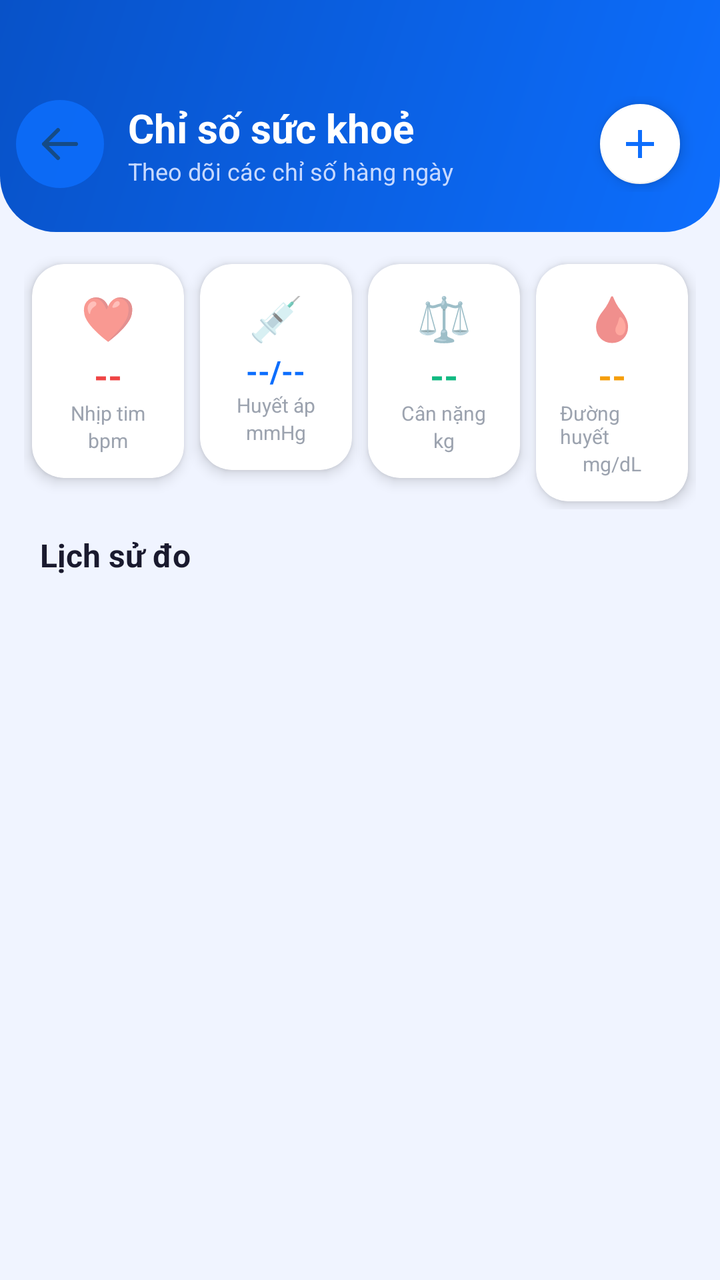
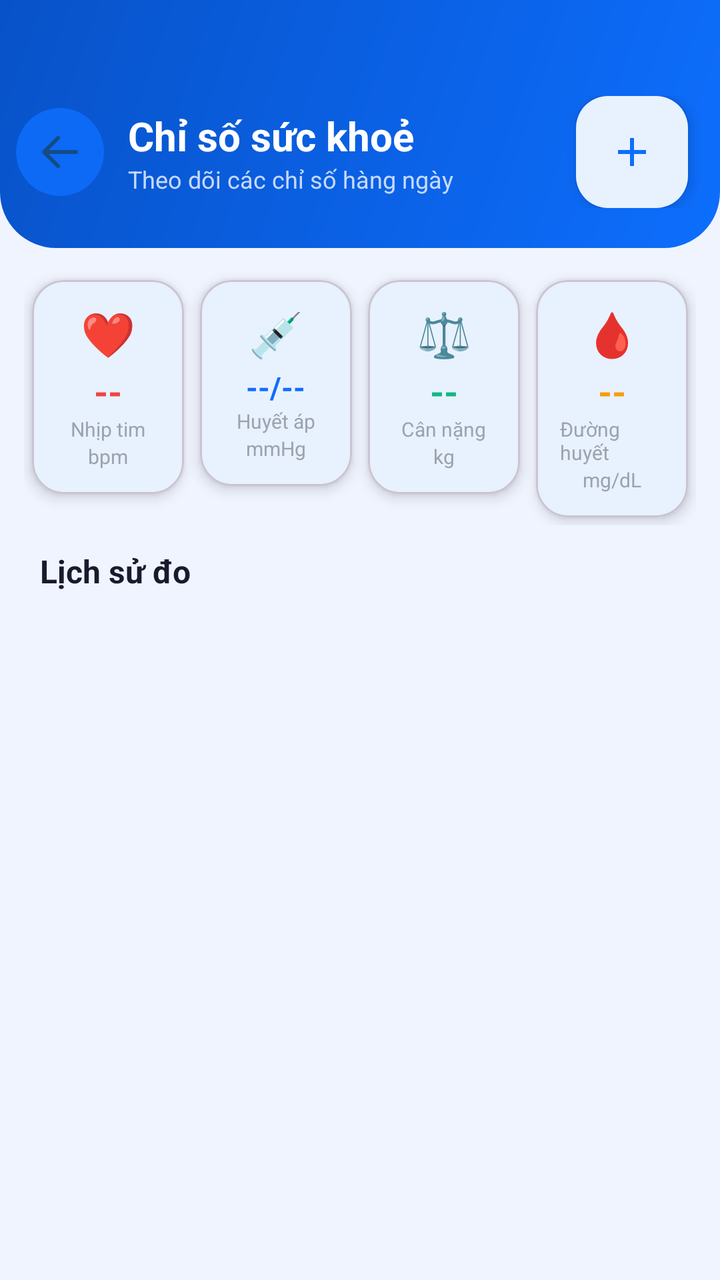

Two renders of the same Android screen: before a commit and after it. Below are the layout's source before the change and the commit's diff.
<!-- AndroidManifest.xml: application theme Theme.UniCare -->
<!-- res/layout/activity_health_vitals.xml -->
<?xml version="1.0" encoding="utf-8"?>
<LinearLayout xmlns:android="http://schemas.android.com/apk/res/android"
    xmlns:app="http://schemas.android.com/apk/res-auto"
    android:layout_width="match_parent"
    android:layout_height="match_parent"
    android:background="#F0F4FF"
    android:orientation="vertical">

    
    <LinearLayout
        android:layout_width="match_parent"
        android:layout_height="wrap_content"
        android:background="@drawable/gradient_header"
        android:paddingTop="48dp"
        android:paddingBottom="20dp"
        android:paddingHorizontal="8dp"
        android:gravity="center_vertical"
        android:orientation="horizontal">

        <ImageButton
            android:id="@+id/btnBack"
            android:layout_width="44dp"
            android:layout_height="44dp"
            android:background="@drawable/bg_icon_circle_blue"
            android:src="@drawable/ic_arrow_back"
            android:contentDescription="Quay lại"
            android:padding="10dp"
            android:alpha="0.85"/>

        <LinearLayout
            android:layout_width="0dp"
            android:layout_height="wrap_content"
            android:layout_weight="1"
            android:layout_marginStart="12dp"
            android:orientation="vertical">

            <TextView
                android:layout_width="wrap_content"
                android:layout_height="wrap_content"
                android:text="Chỉ số sức khoẻ"
                android:textColor="#FFFFFF"
                android:textSize="20sp"
                android:textStyle="bold"/>

            <TextView
                android:layout_width="wrap_content"
                android:layout_height="wrap_content"
                android:text="Theo dõi các chỉ số hàng ngày"
                android:textColor="#C7D9FF"
                android:textSize="12sp"/>
        </LinearLayout>

        <com.google.android.material.floatingactionbutton.FloatingActionButton
            android:id="@+id/fabAdd"
            android:layout_width="wrap_content"
            android:layout_height="wrap_content"
            android:layout_marginEnd="8dp"
            android:src="@drawable/ic_add"
            android:contentDescription="Thêm chỉ số"
            app:backgroundTint="#FFFFFF"
            app:tint="#0D6EFD"
            app:fabSize="mini"
            app:elevation="4dp"/>
    </LinearLayout>

    
    <LinearLayout
        android:layout_width="match_parent"
        android:layout_height="wrap_content"
        android:orientation="horizontal"
        android:paddingHorizontal="12dp"
        android:paddingTop="12dp"
        android:paddingBottom="4dp">

        
        <androidx.cardview.widget.CardView
            android:layout_width="0dp"
            android:layout_height="wrap_content"
            android:layout_weight="1"
            android:layout_margin="4dp"
            app:cardCornerRadius="16dp"
            app:cardElevation="4dp"
            app:cardBackgroundColor="#FFFFFF">
            <LinearLayout
                android:layout_width="match_parent"
                android:layout_height="wrap_content"
                android:gravity="center"
                android:orientation="vertical"
                android:padding="12dp">
                <TextView android:layout_width="wrap_content" android:layout_height="wrap_content" android:text="❤️" android:textSize="22sp"/>
                <TextView android:id="@+id/txtHeartRate" android:layout_width="wrap_content" android:layout_height="wrap_content" android:text="--" android:textColor="#EF4444" android:textSize="18sp" android:textStyle="bold" android:layout_marginTop="2dp"/>
                <TextView android:layout_width="wrap_content" android:layout_height="wrap_content" android:text="Nhịp tim" android:textColor="#9CA3AF" android:textSize="10sp"/>
                <TextView android:layout_width="wrap_content" android:layout_height="wrap_content" android:text="bpm" android:textColor="#9CA3AF" android:textSize="10sp"/>
            </LinearLayout>
        </androidx.cardview.widget.CardView>

        
        <androidx.cardview.widget.CardView
            android:layout_width="0dp"
            android:layout_height="wrap_content"
            android:layout_weight="1"
            android:layout_margin="4dp"
            app:cardCornerRadius="16dp"
            app:cardElevation="4dp"
            app:cardBackgroundColor="#FFFFFF">
            <LinearLayout
                android:layout_width="match_parent"
                android:layout_height="wrap_content"
                android:gravity="center"
                android:orientation="vertical"
                android:padding="12dp">
                <TextView android:layout_width="wrap_content" android:layout_height="wrap_content" android:text="💉" android:textSize="22sp"/>
                <TextView android:id="@+id/txtBloodPressure" android:layout_width="wrap_content" android:layout_height="wrap_content" android:text="--/--" android:textColor="#0D6EFD" android:textSize="15sp" android:textStyle="bold" android:layout_marginTop="2dp"/>
                <TextView android:layout_width="wrap_content" android:layout_height="wrap_content" android:text="Huyết áp" android:textColor="#9CA3AF" android:textSize="10sp"/>
                <TextView android:layout_width="wrap_content" android:layout_height="wrap_content" android:text="mmHg" android:textColor="#9CA3AF" android:textSize="10sp"/>
            </LinearLayout>
        </androidx.cardview.widget.CardView>

        
        <androidx.cardview.widget.CardView
            android:layout_width="0dp"
            android:layout_height="wrap_content"
            android:layout_weight="1"
            android:layout_margin="4dp"
            app:cardCornerRadius="16dp"
            app:cardElevation="4dp"
            app:cardBackgroundColor="#FFFFFF">
            <LinearLayout
                android:layout_width="match_parent"
                android:layout_height="wrap_content"
                android:gravity="center"
                android:orientation="vertical"
                android:padding="12dp">
                <TextView android:layout_width="wrap_content" android:layout_height="wrap_content" android:text="⚖️" android:textSize="22sp"/>
                <TextView android:id="@+id/txtWeight" android:layout_width="wrap_content" android:layout_height="wrap_content" android:text="--" android:textColor="#10B981" android:textSize="18sp" android:textStyle="bold" android:layout_marginTop="2dp"/>
                <TextView android:layout_width="wrap_content" android:layout_height="wrap_content" android:text="Cân nặng" android:textColor="#9CA3AF" android:textSize="10sp"/>
                <TextView android:layout_width="wrap_content" android:layout_height="wrap_content" android:text="kg" android:textColor="#9CA3AF" android:textSize="10sp"/>
            </LinearLayout>
        </androidx.cardview.widget.CardView>

        
        <androidx.cardview.widget.CardView
            android:layout_width="0dp"
            android:layout_height="wrap_content"
            android:layout_weight="1"
            android:layout_margin="4dp"
            app:cardCornerRadius="16dp"
            app:cardElevation="4dp"
            app:cardBackgroundColor="#FFFFFF">
            <LinearLayout
                android:layout_width="match_parent"
                android:layout_height="wrap_content"
                android:gravity="center"
                android:orientation="vertical"
                android:padding="12dp">
                <TextView android:layout_width="wrap_content" android:layout_height="wrap_content" android:text="🩸" android:textSize="22sp"/>
                <TextView android:id="@+id/txtGlucose" android:layout_width="wrap_content" android:layout_height="wrap_content" android:text="--" android:textColor="#F59E0B" android:textSize="18sp" android:textStyle="bold" android:layout_marginTop="2dp"/>
                <TextView android:layout_width="wrap_content" android:layout_height="wrap_content" android:text="Đường huyết" android:textColor="#9CA3AF" android:textSize="10sp"/>
                <TextView android:layout_width="wrap_content" android:layout_height="wrap_content" android:text="mg/dL" android:textColor="#9CA3AF" android:textSize="10sp"/>
            </LinearLayout>
        </androidx.cardview.widget.CardView>
    </LinearLayout>

    
    <LinearLayout
        android:layout_width="match_parent"
        android:layout_height="wrap_content"
        android:paddingHorizontal="20dp"
        android:paddingTop="8dp"
        android:paddingBottom="4dp"
        android:gravity="center_vertical"
        android:orientation="horizontal">
        <TextView
            android:layout_width="0dp"
            android:layout_height="wrap_content"
            android:layout_weight="1"
            android:text="Lịch sử đo"
            android:textColor="#1A1A2E"
            android:textSize="16sp"
            android:textStyle="bold"/>
    </LinearLayout>

    <TextView
        android:id="@+id/txtEmpty"
        android:layout_width="match_parent"
        android:layout_height="wrap_content"
        android:text="Chưa có dữ liệu. Nhấn + để thêm chỉ số."
        android:textColor="#9CA3AF"
        android:textSize="14sp"
        android:gravity="center"
        android:padding="24dp"
        android:visibility="gone"/>

    <androidx.recyclerview.widget.RecyclerView
        android:id="@+id/recycler"
        android:layout_width="match_parent"
        android:layout_height="0dp"
        android:layout_weight="1"
        android:paddingBottom="80dp"
        android:clipToPadding="false"/>
</LinearLayout>
<!-- resources referenced by this layout -->
<resources>
  <!-- drawable bg_icon_circle_blue (drawable) -->
  <?xml version="1.0" encoding="utf-8"?>
  <shape xmlns:android="http://schemas.android.com/apk/res/android">
      <solid android:color="#0D6EFD"/>
      <corners android:radius="100dp"/>
  </shape>
  <!-- drawable gradient_header (drawable) -->
  <?xml version="1.0" encoding="utf-8"?>
  <shape xmlns:android="http://schemas.android.com/apk/res/android">
      <gradient
          android:startColor="#0D6EFD"
          android:endColor="#0852C8"
          android:angle="135"
          android:type="linear"/>
      <corners
          android:bottomLeftRadius="28dp"
          android:bottomRightRadius="28dp"/>
  </shape>
  <!-- drawable ic_add (drawable) -->
  <?xml version="1.0" encoding="utf-8"?>
  <vector xmlns:android="http://schemas.android.com/apk/res/android"
      android:width="24dp"
      android:height="24dp"
      android:viewportWidth="24"
      android:viewportHeight="24">
      <path
          android:fillColor="@android:color/white"
          android:pathData="M19,13h-6v6h-2v-6H5v-2h6V5h2v6h6v2z"/>
  </vector>
  <!-- drawable ic_arrow_back (drawable) -->
  <?xml version="1.0" encoding="utf-8"?>
  <vector xmlns:android="http://schemas.android.com/apk/res/android"
      android:width="24dp"
      android:height="24dp"
      android:viewportWidth="24"
      android:viewportHeight="24">
      <path
          android:fillColor="@android:color/transparent"
          android:strokeColor="#184A79"
          android:strokeWidth="2"
          android:strokeLineCap="round"
          android:strokeLineJoin="round"
          android:pathData="M20,12 L4,12 M4,12 L11,5 M4,12 L11,19" />
  </vector>
  <style name="Theme.UniCare" parent="Theme.MaterialComponents.DayNight.NoActionBar">
          
          <item name="colorPrimary">#0D6EFD</item>
          <item name="colorPrimaryVariant">#0852C8</item>
          <item name="colorOnPrimary">#FFFFFF</item>
          
          <item name="colorSecondary">#00C4A7</item>
          <item name="colorSecondaryVariant">#00A089</item>
          <item name="colorOnSecondary">#FFFFFF</item>
          
          <item name="colorSurface">#FFFFFF</item>
          <item name="colorOnSurface">#1A1A2E</item>
          
          <item name="android:colorBackground">#F0F4FF</item>
          
          <item name="android:statusBarColor">#0852C8</item>
          <item name="android:windowLightStatusBar">false</item>
          <item name="android:navigationBarColor">#FFFFFF</item>
          <item name="android:windowLightNavigationBar">true</item>
          
          <item name="materialButtonStyle">@style/Widget.UniCare.Button</item>
          <item name="textInputStyle">@style/Widget.UniCare.TextInputLayout</item>
      </style>
  <style name="Widget.UniCare.Button" parent="Widget.MaterialComponents.Button">
          <item name="android:paddingTop">14dp</item>
          <item name="android:paddingBottom">14dp</item>
          <item name="android:textSize">16sp</item>
          <item name="android:letterSpacing">0.02</item>
          <item name="android:textAllCaps">false</item>
          <item name="cornerRadius">14dp</item>
          <item name="backgroundTint">#0D6EFD</item>
          <item name="elevation">2dp</item>
      </style>
  <style name="Widget.UniCare.TextInputLayout" parent="Widget.MaterialComponents.TextInputLayout.OutlinedBox">
          <item name="boxCornerRadiusBottomEnd">12dp</item>
          <item name="boxCornerRadiusBottomStart">12dp</item>
          <item name="boxCornerRadiusTopEnd">12dp</item>
          <item name="boxCornerRadiusTopStart">12dp</item>
          <item name="boxStrokeColor">#CBD5F5</item>
          <item name="hintTextColor">#6B7280</item>
      </style>
</resources>

<!-- the commit's change to res/layout/activity_health_vitals.xml (unified diff, before → after) -->
@@ -1,201 +1,71 @@
-<?xml version="1.0" encoding="utf-8"?>
-<LinearLayout xmlns:android="http://schemas.android.com/apk/res/android"
-    xmlns:app="http://schemas.android.com/apk/res-auto"
-    android:layout_width="match_parent"
-    android:layout_height="match_parent"
-    android:background="#F0F4FF"
-    android:orientation="vertical">
+<?xml version='1.0' encoding='utf-8'?>
+<androidx.constraintlayout.widget.ConstraintLayout xmlns:android="http://schemas.android.com/apk/res/android" xmlns:app="http://schemas.android.com/apk/res-auto" android:layout_width="match_parent" android:layout_height="match_parent" android:background="#F0F4FF" android:id="@+id/main">
 
     
-    <LinearLayout
-        android:layout_width="match_parent"
-        android:layout_height="wrap_content"
-        android:background="@drawable/gradient_header"
-        android:paddingTop="48dp"
-        android:paddingBottom="20dp"
-        android:paddingHorizontal="8dp"
-        android:gravity="center_vertical"
-        android:orientation="horizontal">
+    <LinearLayout android:layout_width="0dp" android:layout_height="wrap_content" android:background="@drawable/gradient_header" android:paddingTop="48dp" android:paddingBottom="20dp" android:paddingHorizontal="8dp" android:gravity="center_vertical" android:orientation="horizontal" android:id="@+id/sectionLayout1" app:layout_constraintStart_toStartOf="parent" app:layout_constraintEnd_toEndOf="parent" app:layout_constraintTop_toTopOf="parent">
 
-        <ImageButton
-            android:id="@+id/btnBack"
-            android:layout_width="44dp"
-            android:layout_height="44dp"
-            android:background="@drawable/bg_icon_circle_blue"
-            android:src="@drawable/ic_arrow_back"
-            android:contentDescription="Quay lại"
-            android:padding="10dp"
-            android:alpha="0.85"/>
+        <ImageButton android:id="@+id/btnBack" android:layout_width="44dp" android:layout_height="44dp" android:background="@drawable/bg_icon_circle_blue" android:src="@drawable/ic_arrow_back" android:contentDescription="Quay lại" android:padding="10dp" android:alpha="0.85"/>
 
-        <LinearLayout
-            android:layout_width="0dp"
-            android:layout_height="wrap_content"
-            android:layout_weight="1"
-            android:layout_marginStart="12dp"
-            android:orientation="vertical">
+        <LinearLayout android:layout_width="0dp" android:layout_height="wrap_content" android:layout_weight="1" android:layout_marginStart="12dp" android:orientation="vertical">
 
-            <TextView
-                android:layout_width="wrap_content"
-                android:layout_height="wrap_content"
-                android:text="Chỉ số sức khoẻ"
-                android:textColor="#FFFFFF"
-                android:textSize="20sp"
-                android:textStyle="bold"/>
+            <TextView android:layout_width="wrap_content" android:layout_height="wrap_content" android:text="Chỉ số sức khoẻ" android:textColor="#FFFFFF" android:textSize="20sp" android:textStyle="bold"/>
 
-            <TextView
-                android:layout_width="wrap_content"
-                android:layout_height="wrap_content"
-                android:text="Theo dõi các chỉ số hàng ngày"
-                android:textColor="#C7D9FF"
-                android:textSize="12sp"/>
+            <TextView android:layout_width="wrap_content" android:layout_height="wrap_content" android:text="Theo dõi các chỉ số hàng ngày" android:textColor="#C7D9FF" android:textSize="12sp"/>
         </LinearLayout>
 
-        <com.google.android.material.floatingactionbutton.FloatingActionButton
-            android:id="@+id/fabAdd"
-            android:layout_width="wrap_content"
-            android:layout_height="wrap_content"
-            android:layout_marginEnd="8dp"
-            android:src="@drawable/ic_add"
-            android:contentDescription="Thêm chỉ số"
-            app:backgroundTint="#FFFFFF"
-            app:tint="#0D6EFD"
-            app:fabSize="mini"
-            app:elevation="4dp"/>
+        <com.google.android.material.floatingactionbutton.FloatingActionButton android:id="@+id/fabAdd" android:layout_width="wrap_content" android:layout_height="wrap_content" android:layout_marginEnd="8dp" android:src="@drawable/ic_add" android:contentDescription="Thêm chỉ số" app:backgroundTint="#FFFFFF" app:tint="#0D6EFD" app:fabSize="mini" app:elevation="4dp"/>
     </LinearLayout>
 
     
-    <LinearLayout
-        android:layout_width="match_parent"
-        android:layout_height="wrap_content"
-        android:orientation="horizontal"
-        android:paddingHorizontal="12dp"
-        android:paddingTop="12dp"
-        android:paddingBottom="4dp">
+    <LinearLayout android:layout_width="0dp" android:layout_height="wrap_content" android:orientation="horizontal" android:paddingHorizontal="12dp" android:paddingTop="12dp" android:paddingBottom="4dp" android:id="@+id/sectionLayout2" app:layout_constraintStart_toStartOf="parent" app:layout_constraintEnd_toEndOf="parent" app:layout_constraintTop_toBottomOf="@id/sectionLayout1">
 
         
-        <androidx.cardview.widget.CardView
-            android:layout_width="0dp"
-            android:layout_height="wrap_content"
-            android:layout_weight="1"
-            android:layout_margin="4dp"
-            app:cardCornerRadius="16dp"
-            app:cardElevation="4dp"
-            app:cardBackgroundColor="#FFFFFF">
-            <LinearLayout
-                android:layout_width="match_parent"
-                android:layout_height="wrap_content"
-                android:gravity="center"
-                android:orientation="vertical"
-                android:padding="12dp">
+        <com.google.android.material.card.MaterialCardView android:layout_width="0dp" android:layout_height="wrap_content" android:layout_weight="1" android:layout_margin="4dp" app:cardCornerRadius="16dp" app:cardElevation="4dp" app:cardBackgroundColor="#FFFFFF">
+            <LinearLayout android:layout_width="match_parent" android:layout_height="wrap_content" android:gravity="center" android:orientation="vertical" android:padding="12dp">
                 <TextView android:layout_width="wrap_content" android:layout_height="wrap_content" android:text="❤️" android:textSize="22sp"/>
                 <TextView android:id="@+id/txtHeartRate" android:layout_width="wrap_content" android:layout_height="wrap_content" android:text="--" android:textColor="#EF4444" android:textSize="18sp" android:textStyle="bold" android:layout_marginTop="2dp"/>
                 <TextView android:layout_width="wrap_content" android:layout_height="wrap_content" android:text="Nhịp tim" android:textColor="#9CA3AF" android:textSize="10sp"/>
                 <TextView android:layout_width="wrap_content" android:layout_height="wrap_content" android:text="bpm" android:textColor="#9CA3AF" android:textSize="10sp"/>
             </LinearLayout>
-        </androidx.cardview.widget.CardView>
+        </com.google.android.material.card.MaterialCardView>
 
         
-        <androidx.cardview.widget.CardView
-            android:layout_width="0dp"
-            android:layout_height="wrap_content"
-            android:layout_weight="1"
-            android:layout_margin="4dp"
-            app:cardCornerRadius="16dp"
-            app:cardElevation="4dp"
-            app:cardBackgroundColor="#FFFFFF">
-            <LinearLayout
-                android:layout_width="match_parent"
-                android:layout_height="wrap_content"
-                android:gravity="center"
-                android:orientation="vertical"
-                android:padding="12dp">
+        <com.google.android.material.card.MaterialCardView android:layout_width="0dp" android:layout_height="wrap_content" android:layout_weight="1" android:layout_margin="4dp" app:cardCornerRadius="16dp" app:cardElevation="4dp" app:cardBackgroundColor="#FFFFFF">
+            <LinearLayout android:layout_width="match_parent" android:layout_height="wrap_content" android:gravity="center" android:orientation="vertical" android:padding="12dp">
                 <TextView android:layout_width="wrap_content" android:layout_height="wrap_content" android:text="💉" android:textSize="22sp"/>
                 <TextView android:id="@+id/txtBloodPressure" android:layout_width="wrap_content" android:layout_height="wrap_content" android:text="--/--" android:textColor="#0D6EFD" android:textSize="15sp" android:textStyle="bold" android:layout_marginTop="2dp"/>
                 <TextView android:layout_width="wrap_content" android:layout_height="wrap_content" android:text="Huyết áp" android:textColor="#9CA3AF" android:textSize="10sp"/>
                 <TextView android:layout_width="wrap_content" android:layout_height="wrap_content" android:text="mmHg" android:textColor="#9CA3AF" android:textSize="10sp"/>
             </LinearLayout>
-        </androidx.cardview.widget.CardView>
+        </com.google.android.material.card.MaterialCardView>
 
         
-        <androidx.cardview.widget.CardView
-            android:layout_width="0dp"
-            android:layout_height="wrap_content"
-            android:layout_weight="1"
-            android:layout_margin="4dp"
-            app:cardCornerRadius="16dp"
-            app:cardElevation="4dp"
-            app:cardBackgroundColor="#FFFFFF">
-            <LinearLayout
-                android:layout_width="match_parent"
-                android:layout_height="wrap_content"
-                android:gravity="center"
-                android:orientation="vertical"
-                android:padding="12dp">
+        <com.google.android.material.card.MaterialCardView android:layout_width="0dp" android:layout_height="wrap_content" android:layout_weight="1" android:layout_margin="4dp" app:cardCornerRadius="16dp" app:cardElevation="4dp" app:cardBackgroundColor="#FFFFFF">
+            <LinearLayout android:layout_width="match_parent" android:layout_height="wrap_content" android:gravity="center" android:orientation="vertical" android:padding="12dp">
                 <TextView android:layout_width="wrap_content" android:layout_height="wrap_content" android:text="⚖️" android:textSize="22sp"/>
                 <TextView android:id="@+id/txtWeight" android:layout_width="wrap_content" android:layout_height="wrap_content" android:text="--" android:textColor="#10B981" android:textSize="18sp" android:textStyle="bold" android:layout_marginTop="2dp"/>
                 <TextView android:layout_width="wrap_content" android:layout_height="wrap_content" android:text="Cân nặng" android:textColor="#9CA3AF" android:textSize="10sp"/>
                 <TextView android:layout_width="wrap_content" android:layout_height="wrap_content" android:text="kg" android:textColor="#9CA3AF" android:textSize="10sp"/>
             </LinearLayout>
-        </androidx.cardview.widget.CardView>
+        </com.google.android.material.card.MaterialCardView>
 
         
-        <androidx.cardview.widget.CardView
-            android:layout_width="0dp"
-            android:layout_height="wrap_content"
-            android:layout_weight="1"
-            android:layout_margin="4dp"
-            app:cardCornerRadius="16dp"
-            app:cardElevation="4dp"
-            app:cardBackgroundColor="#FFFFFF">
-            <LinearLayout
-                android:layout_width="match_parent"
-                android:layout_height="wrap_content"
-                android:gravity="center"
-                android:orientation="vertical"
-                android:padding="12dp">
+        <com.google.android.material.card.MaterialCardView android:layout_width="0dp" android:layout_height="wrap_content" android:layout_weight="1" android:layout_margin="4dp" app:cardCornerRadius="16dp" app:cardElevation="4dp" app:cardBackgroundColor="#FFFFFF">
+            <LinearLayout android:layout_width="match_parent" android:layout_height="wrap_content" android:gravity="center" android:orientation="vertical" android:padding="12dp">
                 <TextView android:layout_width="wrap_content" android:layout_height="wrap_content" android:text="🩸" android:textSize="22sp"/>
                 <TextView android:id="@+id/txtGlucose" android:layout_width="wrap_content" android:layout_height="wrap_content" android:text="--" android:textColor="#F59E0B" android:textSize="18sp" android:textStyle="bold" android:layout_marginTop="2dp"/>
                 <TextView android:layout_width="wrap_content" android:layout_height="wrap_content" android:text="Đường huyết" android:textColor="#9CA3AF" android:textSize="10sp"/>
                 <TextView android:layout_width="wrap_content" android:layout_height="wrap_content" android:text="mg/dL" android:textColor="#9CA3AF" android:textSize="10sp"/>
             </LinearLayout>
-        </androidx.cardview.widget.CardView>
+        </com.google.android.material.card.MaterialCardView>
     </LinearLayout>
 
     
-    <LinearLayout
-        android:layout_width="match_parent"
-        android:layout_height="wrap_content"
-        android:paddingHorizontal="20dp"
-        android:paddingTop="8dp"
-        android:paddingBottom="4dp"
-        android:gravity="center_vertical"
-        android:orientation="horizontal">
-        <TextView
-            android:layout_width="0dp"
-            android:layout_height="wrap_content"
-            android:layout_weight="1"
-            android:text="Lịch sử đo"
-            android:textColor="#1A1A2E"
-            android:textSize="16sp"
-            android:textStyle="bold"/>
+    <LinearLayout android:layout_width="0dp" android:layout_height="wrap_content" android:paddingHorizontal="20dp" android:paddingTop="8dp" android:paddingBottom="4dp" android:gravity="center_vertical" android:orientation="horizontal" android:id="@+id/sectionLayout3" app:layout_constraintStart_toStartOf="parent" app:layout_constraintEnd_toEndOf="parent" app:layout_constraintTop_toBottomOf="@id/sectionLayout2">
+        <TextView android:layout_width="0dp" android:layout_height="wrap_content" android:layout_weight="1" android:text="Lịch sử đo" android:textColor="#1A1A2E" android:textSize="16sp" android:textStyle="bold"/>
     </LinearLayout>
 
-    <TextView
-        android:id="@+id/txtEmpty"
-        android:layout_width="match_parent"
-        android:layout_height="wrap_content"
-        android:text="Chưa có dữ liệu. Nhấn + để thêm chỉ số."
-        android:textColor="#9CA3AF"
-        android:textSize="14sp"
-        android:gravity="center"
-        android:padding="24dp"
-        android:visibility="gone"/>
+    <TextView android:id="@+id/txtEmpty" android:layout_width="0dp" android:layout_height="wrap_content" android:text="Chưa có dữ liệu. Nhấn + để thêm chỉ số." android:textColor="#9CA3AF" android:textSize="14sp" android:gravity="center" android:padding="24dp" android:visibility="gone" app:layout_constraintStart_toStartOf="parent" app:layout_constraintEnd_toEndOf="parent" app:layout_constraintTop_toBottomOf="@id/sectionLayout3"/>
 
-    <androidx.recyclerview.widget.RecyclerView
-        android:id="@+id/recycler"
-        android:layout_width="match_parent"
-        android:layout_height="0dp"
-        android:layout_weight="1"
-        android:paddingBottom="80dp"
-        android:clipToPadding="false"/>
-</LinearLayout>
+    <androidx.recyclerview.widget.RecyclerView android:id="@+id/recycler" android:layout_width="0dp" android:layout_height="0dp" android:paddingBottom="80dp" android:clipToPadding="false" app:layout_constraintStart_toStartOf="parent" app:layout_constraintEnd_toEndOf="parent" app:layout_constraintTop_toBottomOf="@id/txtEmpty" app:layout_constraintBottom_toBottomOf="parent"/>
+</androidx.constraintlayout.widget.ConstraintLayout>
<!-- resource entries referenced after the edit -->
@@ -44,7 +44,7 @@
           android:strokeLineJoin="round"
           android:pathData="M20,12 L4,12 M4,12 L11,5 M4,12 L11,19" />
   </vector>
-  <style name="Theme.UniCare" parent="Theme.MaterialComponents.DayNight.NoActionBar">
+  <style name="Theme.UniCare" parent="Theme.Material3.DayNight.NoActionBar">
           
           <item name="colorPrimary">#0D6EFD</item>
           <item name="colorPrimaryVariant">#0852C8</item>
@@ -67,7 +67,7 @@
           <item name="materialButtonStyle">@style/Widget.UniCare.Button</item>
           <item name="textInputStyle">@style/Widget.UniCare.TextInputLayout</item>
       </style>
-  <style name="Widget.UniCare.Button" parent="Widget.MaterialComponents.Button">
+  <style name="Widget.UniCare.Button" parent="Widget.Material3.Button">
           <item name="android:paddingTop">14dp</item>
           <item name="android:paddingBottom">14dp</item>
           <item name="android:textSize">16sp</item>
@@ -77,7 +77,7 @@
           <item name="backgroundTint">#0D6EFD</item>
           <item name="elevation">2dp</item>
       </style>
-  <style name="Widget.UniCare.TextInputLayout" parent="Widget.MaterialComponents.TextInputLayout.OutlinedBox">
+  <style name="Widget.UniCare.TextInputLayout" parent="Widget.Material3.TextInputLayout.OutlinedBox">
           <item name="boxCornerRadiusBottomEnd">12dp</item>
           <item name="boxCornerRadiusBottomStart">12dp</item>
           <item name="boxCornerRadiusTopEnd">12dp</item>
